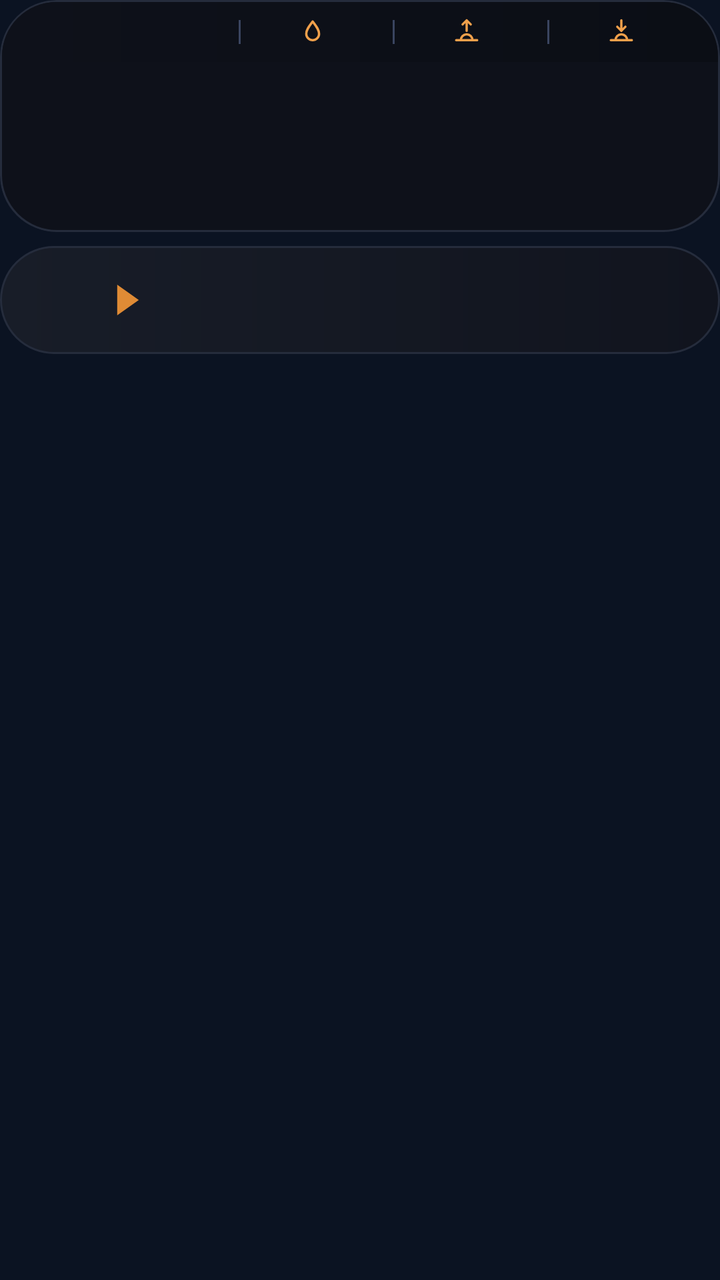
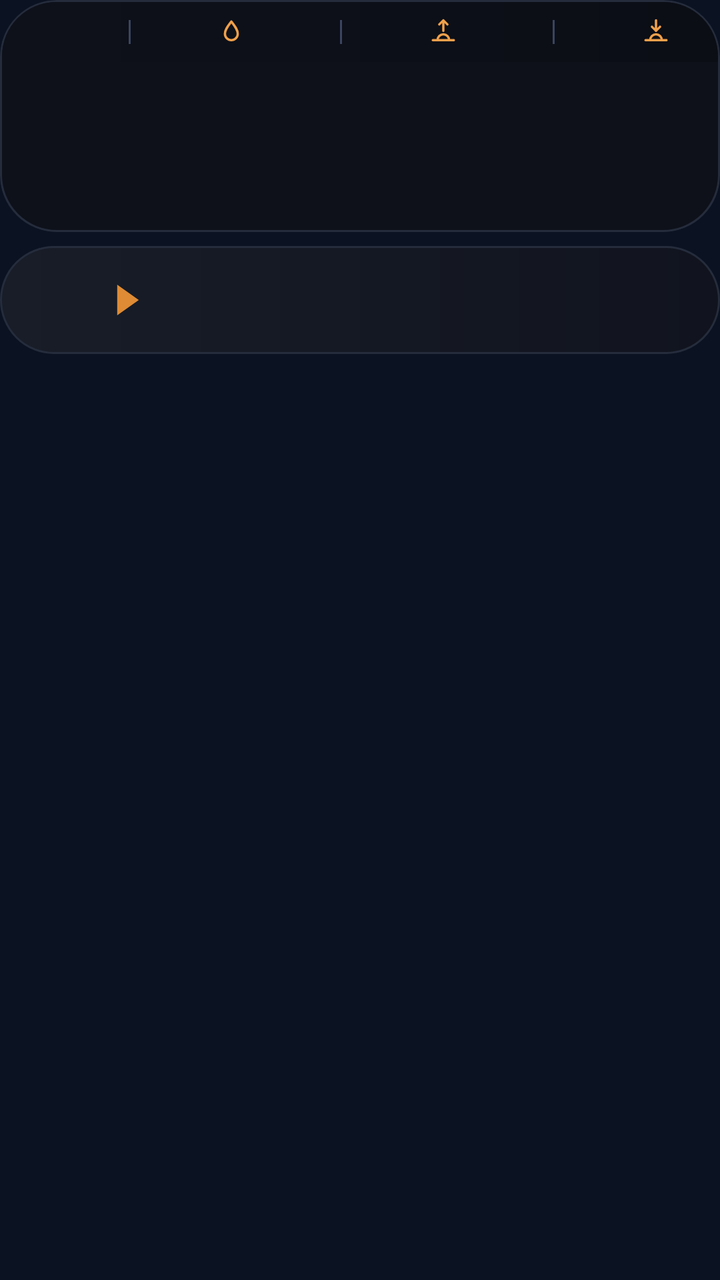

Compare the two renders of this Android layout. The source of the first and the diff that turns it into the second are given below.
<!-- AndroidManifest.xml: application theme AppTheme -->
<!-- res/layout/widget_k1.xml -->
<?xml version="1.0" encoding="utf-8"?>
<FrameLayout xmlns:android="http://schemas.android.com/apk/res/android"
    android:id="@+id/root"
    android:layout_width="match_parent"
    android:layout_height="match_parent"
    android:padding="0dp">

    <LinearLayout
        android:layout_width="match_parent"
        android:layout_height="wrap_content"
        android:orientation="vertical">
        <LinearLayout
            android:layout_width="match_parent"
            android:layout_height="wrap_content"
            android:background="@drawable/cur_clocks"
            android:clipToOutline="true"
            android:orientation="vertical"
            android:padding="1dp">
        <LinearLayout
            android:layout_width="match_parent"
            android:layout_height="30dp"
            android:orientation="horizontal"
            android:gravity="center"
            android:background="@drawable/cur_header_top"
            android:paddingStart="8dp"
            android:paddingEnd="8dp">
            <LinearLayout
                android:layout_width="0dp"
                android:layout_height="match_parent"
                android:layout_weight="1.45"
                android:gravity="center"
                android:orientation="horizontal">
                <ImageView
                    android:id="@+id/hdr_feels"
                    android:layout_width="wrap_content"
                    android:layout_height="18dp"
                    android:adjustViewBounds="true"
                    android:scaleType="fitCenter" />
            </LinearLayout>
            <ImageView
                android:id="@+id/sep0"
                android:layout_width="1dp"
                android:layout_height="12dp"
                android:src="@drawable/cur_sep"
                android:scaleType="fitXY" />
            <LinearLayout
                android:layout_width="0dp"
                android:layout_height="match_parent"
                android:layout_weight="1"
                android:gravity="center"
                android:orientation="horizontal">
                <ImageView
                    android:id="@+id/ic0"
                    android:layout_width="14dp"
                    android:layout_height="14dp"
                    android:src="@drawable/ic_drop"
                    android:scaleType="fitCenter" />
                <ImageView
                    android:id="@+id/hdr_hum"
                    android:layout_width="wrap_content"
                    android:layout_height="18dp"
                    android:adjustViewBounds="true"
                    android:layout_marginStart="4dp"
                    android:scaleType="fitCenter" />
            </LinearLayout>
            <ImageView
                android:id="@+id/sep1"
                android:layout_width="1dp"
                android:layout_height="12dp"
                android:src="@drawable/cur_sep"
                android:scaleType="fitXY" />
            <LinearLayout
                android:layout_width="0dp"
                android:layout_height="match_parent"
                android:layout_weight="1"
                android:gravity="center"
                android:orientation="horizontal">
                <ImageView
                    android:id="@+id/ic1"
                    android:layout_width="14dp"
                    android:layout_height="14dp"
                    android:src="@drawable/ic_sunrise"
                    android:scaleType="fitCenter" />
                <ImageView
                    android:id="@+id/hdr_rise"
                    android:layout_width="wrap_content"
                    android:layout_height="18dp"
                    android:adjustViewBounds="true"
                    android:layout_marginStart="4dp"
                    android:scaleType="fitCenter" />
            </LinearLayout>
            <ImageView
                android:id="@+id/sep2"
                android:layout_width="1dp"
                android:layout_height="12dp"
                android:src="@drawable/cur_sep"
                android:scaleType="fitXY" />
            <LinearLayout
                android:layout_width="0dp"
                android:layout_height="match_parent"
                android:layout_weight="1"
                android:gravity="center"
                android:orientation="horizontal">
                <ImageView
                    android:id="@+id/ic2"
                    android:layout_width="14dp"
                    android:layout_height="14dp"
                    android:src="@drawable/ic_sunset"
                    android:scaleType="fitCenter" />
                <ImageView
                    android:id="@+id/hdr_set"
                    android:layout_width="wrap_content"
                    android:layout_height="18dp"
                    android:adjustViewBounds="true"
                    android:layout_marginStart="4dp"
                    android:scaleType="fitCenter" />
            </LinearLayout>
        </LinearLayout>
        <LinearLayout
            android:layout_width="match_parent"
            android:layout_height="84dp"
            android:orientation="horizontal"
            android:padding="0dp">
            <FrameLayout
                android:layout_width="0dp"
                android:layout_height="match_parent"
                android:layout_weight="1">
                <LinearLayout
                    android:layout_width="match_parent"
                    android:layout_height="match_parent"
                    android:orientation="horizontal">
                    <ImageView
                        android:id="@+id/clk_bg_0a"
                        android:layout_width="28dp"
                        android:layout_height="match_parent"
                        android:scaleType="fitXY" />
                    <ImageView
                        android:id="@+id/clk_bg_0"
                        android:layout_width="0dp"
                        android:layout_height="match_parent"
                        android:layout_weight="1"
                        android:scaleType="fitXY" />
                </LinearLayout>
                <LinearLayout
                    android:layout_width="match_parent"
                    android:layout_height="match_parent"
                    android:orientation="vertical"
                    android:gravity="center"
                    android:paddingBottom="7dp"
                android:paddingStart="2dp"
                    android:paddingEnd="2dp">
                    <ImageView
                        android:id="@+id/clk_day_0"
                        android:layout_width="match_parent"
                        android:layout_height="16dp"
                        android:scaleType="fitCenter" />
                    <ImageView
                        android:id="@+id/clk_time_0"
                        android:layout_width="match_parent"
                        android:layout_height="30dp"
                        android:scaleType="fitCenter" />
                    <ImageView
                        android:id="@+id/clk_city_0"
                        android:layout_width="match_parent"
                        android:layout_height="17dp"
                        android:layout_marginTop="-3dp"
                        android:scaleType="fitCenter" />
                </LinearLayout>
            </FrameLayout>
            <FrameLayout
                android:layout_width="0dp"
                android:layout_height="match_parent"
                android:layout_weight="1">
                <ImageView
                    android:id="@+id/clk_bg_1"
                    android:layout_width="match_parent"
                    android:layout_height="match_parent"
                    android:scaleType="fitXY" />
                <LinearLayout
                    android:layout_width="match_parent"
                    android:layout_height="match_parent"
                    android:orientation="vertical"
                    android:gravity="center"
                    android:paddingBottom="7dp"
                android:paddingStart="2dp"
                    android:paddingEnd="2dp">
                    <ImageView
                        android:id="@+id/clk_day_1"
                        android:layout_width="match_parent"
                        android:layout_height="16dp"
                        android:scaleType="fitCenter" />
                    <ImageView
                        android:id="@+id/clk_time_1"
                        android:layout_width="match_parent"
                        android:layout_height="30dp"
                        android:scaleType="fitCenter" />
                    <ImageView
                        android:id="@+id/clk_city_1"
                        android:layout_width="match_parent"
                        android:layout_height="17dp"
                        android:layout_marginTop="-3dp"
                        android:scaleType="fitCenter" />
                </LinearLayout>
            </FrameLayout>
            <FrameLayout
                android:layout_width="0dp"
                android:layout_height="match_parent"
                android:layout_weight="1">
                <ImageView
                    android:id="@+id/clk_bg_2"
                    android:layout_width="match_parent"
                    android:layout_height="match_parent"
                    android:scaleType="fitXY" />
                <LinearLayout
                    android:layout_width="match_parent"
                    android:layout_height="match_parent"
                    android:orientation="vertical"
                    android:gravity="center"
                    android:paddingBottom="7dp"
                android:paddingStart="2dp"
                    android:paddingEnd="2dp">
                    <ImageView
                        android:id="@+id/clk_day_2"
                        android:layout_width="match_parent"
                        android:layout_height="16dp"
                        android:scaleType="fitCenter" />
                    <ImageView
                        android:id="@+id/clk_time_2"
                        android:layout_width="match_parent"
                        android:layout_height="30dp"
                        android:scaleType="fitCenter" />
                    <ImageView
                        android:id="@+id/clk_city_2"
                        android:layout_width="match_parent"
                        android:layout_height="17dp"
                        android:layout_marginTop="-3dp"
                        android:scaleType="fitCenter" />
                </LinearLayout>
            </FrameLayout>
            <FrameLayout
                android:layout_width="0dp"
                android:layout_height="match_parent"
                android:layout_weight="1">
                <LinearLayout
                    android:layout_width="match_parent"
                    android:layout_height="match_parent"
                    android:orientation="horizontal">
                    <ImageView
                        android:id="@+id/clk_bg_3"
                        android:layout_width="0dp"
                        android:layout_height="match_parent"
                        android:layout_weight="1"
                        android:scaleType="fitXY" />
                    <ImageView
                        android:id="@+id/clk_bg_3a"
                        android:layout_width="28dp"
                        android:layout_height="match_parent"
                        android:scaleType="fitXY" />
                </LinearLayout>
                <LinearLayout
                    android:layout_width="match_parent"
                    android:layout_height="match_parent"
                    android:orientation="vertical"
                    android:gravity="center"
                    android:paddingBottom="7dp"
                android:paddingStart="2dp"
                    android:paddingEnd="2dp">
                    <ImageView
                        android:id="@+id/clk_day_3"
                        android:layout_width="match_parent"
                        android:layout_height="16dp"
                        android:scaleType="fitCenter" />
                    <ImageView
                        android:id="@+id/clk_time_3"
                        android:layout_width="match_parent"
                        android:layout_height="30dp"
                        android:scaleType="fitCenter" />
                    <ImageView
                        android:id="@+id/clk_city_3"
                        android:layout_width="match_parent"
                        android:layout_height="17dp"
                        android:layout_marginTop="-3dp"
                        android:scaleType="fitCenter" />
                </LinearLayout>
            </FrameLayout>
        </LinearLayout>
        </LinearLayout>
        <LinearLayout
            android:layout_width="match_parent"
            android:layout_height="54dp"
            android:orientation="horizontal"
            android:gravity="center_vertical"
            android:layout_marginTop="7dp"
            android:background="@drawable/cur_row_light"
            android:paddingStart="14dp"
            android:paddingEnd="22dp">
            <LinearLayout
                android:layout_width="wrap_content"
                android:layout_height="wrap_content"
                android:orientation="horizontal"
                android:gravity="center_vertical">
                <ImageView
                    android:id="@+id/fl_a_0"
                    android:layout_width="30dp"
                    android:layout_height="30dp"
                    android:scaleType="fitCenter" />
                <ImageView
                    android:id="@+id/code_a_0"
                    android:layout_width="wrap_content"
                    android:layout_height="22dp"
                    android:adjustViewBounds="true"
                    android:layout_marginStart="6dp"
                    android:scaleType="fitStart" />
                <ImageView
                    android:id="@+id/arrow_0"
                    android:layout_width="12dp"
                    android:layout_height="16dp"
                    android:src="@drawable/cur_arrow"
                    android:layout_marginStart="8dp"
                    android:layout_marginEnd="10dp"
                    android:scaleType="fitCenter" />
                <ImageView
                    android:id="@+id/fl_b_0"
                    android:layout_width="30dp"
                    android:layout_height="30dp"
                    android:scaleType="fitCenter" />
                <ImageView
                    android:id="@+id/code_b_0"
                    android:layout_width="wrap_content"
                    android:layout_height="22dp"
                    android:adjustViewBounds="true"
                    android:layout_marginStart="6dp"
                    android:scaleType="fitStart" />
            </LinearLayout>
            <FrameLayout
                android:layout_width="0dp"
                android:layout_height="1dp"
                android:layout_weight="1" />
            <LinearLayout
                android:layout_width="116dp"
                android:layout_height="wrap_content"
                android:orientation="vertical"
                android:layout_marginStart="6dp">
                <LinearLayout
                    android:layout_width="match_parent"
                    android:layout_height="wrap_content"
                    android:orientation="horizontal"
                    android:gravity="center_vertical">
                    <ImageView
                        android:id="@+id/mkt_lbl_0"
                        android:layout_width="48dp"
                        android:layout_height="16dp"
                        android:scaleType="fitStart" />
                    <ImageView
                        android:id="@+id/mkt_val_0"
                        android:layout_width="0dp"
                        android:layout_height="16dp"
                        android:layout_weight="1"
                        android:scaleType="fitEnd" />
                </LinearLayout>
                <LinearLayout
                    android:layout_width="match_parent"
                    android:layout_height="wrap_content"
                    android:orientation="horizontal"
                    android:gravity="center_vertical"
                    android:layout_marginTop="1dp">
                    <ImageView
                        android:id="@+id/visa_logo_0"
                        android:layout_width="48dp"
                        android:layout_height="16dp"
                        android:scaleType="fitStart" />
                    <ImageView
                        android:id="@+id/visa_val_0"
                        android:layout_width="0dp"
                        android:layout_height="16dp"
                        android:layout_weight="1"
                        android:scaleType="fitEnd" />
                </LinearLayout>
            </LinearLayout>
        </LinearLayout>
    </LinearLayout>
</FrameLayout>
<!-- resources referenced by this layout -->
<resources>
  <!-- drawable cur_arrow (drawable) -->
  <?xml version="1.0" encoding="utf-8"?>
  <vector xmlns:android="http://schemas.android.com/apk/res/android" android:width="20dp" android:height="26dp" android:viewportWidth="20" android:viewportHeight="26">
      <path android:fillColor="#FFDF8B35" android:pathData="M1,0L1,26L19,13Z" />
  </vector>
  <!-- drawable cur_clocks (drawable) -->
  <?xml version="1.0" encoding="utf-8"?>
  <shape xmlns:android="http://schemas.android.com/apk/res/android" android:shape="rectangle">
      <gradient android:angle="0" android:startColor="#FF0E111A" android:endColor="#FF0E111A" />
      <stroke android:width="1dp" android:color="#FF252C3C" />
      <corners android:radius="@dimen/widget_radius" />
  </shape>
  <!-- drawable cur_header_top (drawable) -->
  <?xml version="1.0" encoding="utf-8"?>
  <shape xmlns:android="http://schemas.android.com/apk/res/android" android:shape="rectangle">
      <gradient android:angle="0" android:startColor="#FF0E111A" android:endColor="#FF0B0E15" />
      <corners android:topLeftRadius="@dimen/widget_radius_inner" android:topRightRadius="@dimen/widget_radius_inner" />
  </shape>
  <!-- drawable cur_row_light (drawable) -->
  <?xml version="1.0" encoding="utf-8"?>
  <shape xmlns:android="http://schemas.android.com/apk/res/android" android:shape="rectangle">
      <gradient android:angle="0" android:startColor="#FF181D28" android:endColor="#FF11141E" />
      <stroke android:width="1dp" android:color="#FF252C3C" />
      <corners android:radius="@dimen/widget_radius" />
  </shape>
  <!-- drawable cur_sep (drawable) -->
  <?xml version="1.0" encoding="utf-8"?>
  <shape xmlns:android="http://schemas.android.com/apk/res/android" android:shape="rectangle"><solid android:color="#FF3A4560" /></shape>
  <!-- drawable ic_drop (drawable) -->
  <?xml version="1.0" encoding="utf-8"?>
  <vector xmlns:android="http://schemas.android.com/apk/res/android" android:width="24dp" android:height="24dp" android:viewportWidth="24" android:viewportHeight="24">
      <path android:strokeColor="#FFF0A04B" android:strokeWidth="2" android:strokeLineJoin="round" android:fillColor="#00000000"
          android:pathData="M12,3C15,7 17.5,10 17.5,13.5A5.5,5.5 0,0 1,6.5 13.5C6.5,10 9,7 12,3Z" />
  </vector>
  <!-- drawable ic_sunrise (drawable) -->
  <?xml version="1.0" encoding="utf-8"?>
  <vector xmlns:android="http://schemas.android.com/apk/res/android" android:width="24dp" android:height="24dp" android:viewportWidth="24" android:viewportHeight="24">
      <path android:strokeColor="#FFF0A04B" android:strokeWidth="2" android:strokeLineCap="round" android:strokeLineJoin="round" android:fillColor="#00000000"
          android:pathData="M3,19L21,19M7,19A5,5 0,0 1,17 19M12,2L12,11M8.5,5.5L12,2L15.5,5.5" />
  </vector>
  <!-- drawable ic_sunset (drawable) -->
  <?xml version="1.0" encoding="utf-8"?>
  <vector xmlns:android="http://schemas.android.com/apk/res/android" android:width="24dp" android:height="24dp" android:viewportWidth="24" android:viewportHeight="24">
      <path android:strokeColor="#FFF0A04B" android:strokeWidth="2" android:strokeLineCap="round" android:strokeLineJoin="round" android:fillColor="#00000000"
          android:pathData="M3,19L21,19M7,19A5,5 0,0 1,17 19M12,2L12,11M8.5,7.5L12,11L15.5,7.5" />
  </vector>
  <style name="AppTheme" parent="@android:style/Theme.DeviceDefault.NoActionBar">
          <item name="android:colorAccent">#DF8B35</item>
          <item name="android:colorControlActivated">#DF8B35</item>
          <item name="android:windowBackground">#0B1322</item>
          <item name="android:statusBarColor">#0E111A</item>
          <item name="android:navigationBarColor">#0B1322</item>
          <item name="android:textColorHint">#718096</item>
      </style>
  <dimen name="widget_radius">28dp</dimen>
  <dimen name="widget_radius_inner">27dp</dimen>
</resources>

<!-- the commit's change to res/layout/widget_k1.xml (unified diff, before → after) -->
@@ -22,99 +22,95 @@
             android:orientation="horizontal"
             android:gravity="center"
             android:background="@drawable/cur_header_top"
-            android:paddingStart="8dp"
-            android:paddingEnd="8dp">
-            <LinearLayout
-                android:layout_width="0dp"
-                android:layout_height="match_parent"
-                android:layout_weight="1.45"
-                android:gravity="center"
-                android:orientation="horizontal">
-                <ImageView
-                    android:id="@+id/hdr_feels"
-                    android:layout_width="wrap_content"
-                    android:layout_height="18dp"
-                    android:adjustViewBounds="true"
-                    android:scaleType="fitCenter" />
-            </LinearLayout>
+            android:paddingStart="20dp"
+            android:paddingEnd="20dp">
+            <ImageView
+                android:id="@+id/hdr_feels"
+                android:layout_width="wrap_content"
+                android:layout_height="18dp"
+                android:adjustViewBounds="true"
+                android:scaleType="fitCenter" />
+            <FrameLayout
+                android:layout_width="0dp"
+                android:layout_height="1dp"
+                android:layout_weight="1" />
             <ImageView
                 android:id="@+id/sep0"
                 android:layout_width="1dp"
                 android:layout_height="12dp"
                 android:src="@drawable/cur_sep"
                 android:scaleType="fitXY" />
-            <LinearLayout
-                android:layout_width="0dp"
-                android:layout_height="match_parent"
-                android:layout_weight="1"
-                android:gravity="center"
-                android:orientation="horizontal">
-                <ImageView
-                    android:id="@+id/ic0"
-                    android:layout_width="14dp"
-                    android:layout_height="14dp"
-                    android:src="@drawable/ic_drop"
-                    android:scaleType="fitCenter" />
-                <ImageView
-                    android:id="@+id/hdr_hum"
-                    android:layout_width="wrap_content"
-                    android:layout_height="18dp"
-                    android:adjustViewBounds="true"
-                    android:layout_marginStart="4dp"
-                    android:scaleType="fitCenter" />
-            </LinearLayout>
+            <FrameLayout
+                android:layout_width="0dp"
+                android:layout_height="1dp"
+                android:layout_weight="1" />
+            <ImageView
+                android:id="@+id/ic0"
+                android:layout_width="14dp"
+                android:layout_height="14dp"
+                android:src="@drawable/ic_drop"
+                android:scaleType="fitCenter" />
+            <ImageView
+                android:id="@+id/hdr_hum"
+                android:layout_width="wrap_content"
+                android:layout_height="18dp"
+                android:adjustViewBounds="true"
+                android:layout_marginStart="4dp"
+                android:scaleType="fitCenter" />
+            <FrameLayout
+                android:layout_width="0dp"
+                android:layout_height="1dp"
+                android:layout_weight="1" />
             <ImageView
                 android:id="@+id/sep1"
                 android:layout_width="1dp"
                 android:layout_height="12dp"
                 android:src="@drawable/cur_sep"
                 android:scaleType="fitXY" />
-            <LinearLayout
-                android:layout_width="0dp"
-                android:layout_height="match_parent"
-                android:layout_weight="1"
-                android:gravity="center"
-                android:orientation="horizontal">
-                <ImageView
-                    android:id="@+id/ic1"
-                    android:layout_width="14dp"
-                    android:layout_height="14dp"
-                    android:src="@drawable/ic_sunrise"
-                    android:scaleType="fitCenter" />
-                <ImageView
-                    android:id="@+id/hdr_rise"
-                    android:layout_width="wrap_content"
-                    android:layout_height="18dp"
-                    android:adjustViewBounds="true"
-                    android:layout_marginStart="4dp"
-                    android:scaleType="fitCenter" />
-            </LinearLayout>
+            <FrameLayout
+                android:layout_width="0dp"
+                android:layout_height="1dp"
+                android:layout_weight="1" />
+            <ImageView
+                android:id="@+id/ic1"
+                android:layout_width="14dp"
+                android:layout_height="14dp"
+                android:src="@drawable/ic_sunrise"
+                android:scaleType="fitCenter" />
+            <ImageView
+                android:id="@+id/hdr_rise"
+                android:layout_width="wrap_content"
+                android:layout_height="18dp"
+                android:adjustViewBounds="true"
+                android:layout_marginStart="4dp"
+                android:scaleType="fitCenter" />
+            <FrameLayout
+                android:layout_width="0dp"
+                android:layout_height="1dp"
+                android:layout_weight="1" />
             <ImageView
                 android:id="@+id/sep2"
                 android:layout_width="1dp"
                 android:layout_height="12dp"
                 android:src="@drawable/cur_sep"
                 android:scaleType="fitXY" />
-            <LinearLayout
-                android:layout_width="0dp"
-                android:layout_height="match_parent"
-                android:layout_weight="1"
-                android:gravity="center"
-                android:orientation="horizontal">
-                <ImageView
-                    android:id="@+id/ic2"
-                    android:layout_width="14dp"
-                    android:layout_height="14dp"
-                    android:src="@drawable/ic_sunset"
-                    android:scaleType="fitCenter" />
-                <ImageView
-                    android:id="@+id/hdr_set"
-                    android:layout_width="wrap_content"
-                    android:layout_height="18dp"
-                    android:adjustViewBounds="true"
-                    android:layout_marginStart="4dp"
-                    android:scaleType="fitCenter" />
-            </LinearLayout>
+            <FrameLayout
+                android:layout_width="0dp"
+                android:layout_height="1dp"
+                android:layout_weight="1" />
+            <ImageView
+                android:id="@+id/ic2"
+                android:layout_width="14dp"
+                android:layout_height="14dp"
+                android:src="@drawable/ic_sunset"
+                android:scaleType="fitCenter" />
+            <ImageView
+                android:id="@+id/hdr_set"
+                android:layout_width="wrap_content"
+                android:layout_height="18dp"
+                android:adjustViewBounds="true"
+                android:layout_marginStart="4dp"
+                android:scaleType="fitCenter" />
         </LinearLayout>
         <LinearLayout
             android:layout_width="match_parent"
@@ -146,7 +142,7 @@
                     android:layout_height="match_parent"
                     android:orientation="vertical"
                     android:gravity="center"
-                    android:paddingBottom="7dp"
+                    android:paddingBottom="5dp"
                 android:paddingStart="2dp"
                     android:paddingEnd="2dp">
                     <ImageView
@@ -162,7 +158,7 @@
                     <ImageView
                         android:id="@+id/clk_city_0"
                         android:layout_width="match_parent"
-                        android:layout_height="17dp"
+                        android:layout_height="16dp"
                         android:layout_marginTop="-3dp"
                         android:scaleType="fitCenter" />
                 </LinearLayout>
@@ -181,7 +177,7 @@
                     android:layout_height="match_parent"
                     android:orientation="vertical"
                     android:gravity="center"
-                    android:paddingBottom="7dp"
+                    android:paddingBottom="5dp"
                 android:paddingStart="2dp"
                     android:paddingEnd="2dp">
                     <ImageView
@@ -197,7 +193,7 @@
                     <ImageView
                         android:id="@+id/clk_city_1"
                         android:layout_width="match_parent"
-                        android:layout_height="17dp"
+                        android:layout_height="16dp"
                         android:layout_marginTop="-3dp"
                         android:scaleType="fitCenter" />
                 </LinearLayout>
@@ -216,7 +212,7 @@
                     android:layout_height="match_parent"
                     android:orientation="vertical"
                     android:gravity="center"
-                    android:paddingBottom="7dp"
+                    android:paddingBottom="5dp"
                 android:paddingStart="2dp"
                     android:paddingEnd="2dp">
                     <ImageView
@@ -232,7 +228,7 @@
                     <ImageView
                         android:id="@+id/clk_city_2"
                         android:layout_width="match_parent"
-                        android:layout_height="17dp"
+                        android:layout_height="16dp"
                         android:layout_marginTop="-3dp"
                         android:scaleType="fitCenter" />
                 </LinearLayout>
@@ -262,7 +258,7 @@
                     android:layout_height="match_parent"
                     android:orientation="vertical"
                     android:gravity="center"
-                    android:paddingBottom="7dp"
+                    android:paddingBottom="5dp"
                 android:paddingStart="2dp"
                     android:paddingEnd="2dp">
                     <ImageView
@@ -278,7 +274,7 @@
                     <ImageView
                         android:id="@+id/clk_city_3"
                         android:layout_width="match_parent"
-                        android:layout_height="17dp"
+                        android:layout_height="16dp"
                         android:layout_marginTop="-3dp"
                         android:scaleType="fitCenter" />
                 </LinearLayout>
@@ -347,34 +343,35 @@
                     android:orientation="horizontal"
                     android:gravity="center_vertical">
                     <ImageView
+                        android:id="@+id/mkt_val_0"
+                        android:layout_width="0dp"
+                        android:layout_height="15dp"
+                        android:layout_weight="1"
+                        android:scaleType="fitEnd" />
+                    <ImageView
                         android:id="@+id/mkt_lbl_0"
                         android:layout_width="48dp"
-                        android:layout_height="16dp"
+                        android:layout_height="15dp"
+                        android:layout_marginStart="8dp"
                         android:scaleType="fitStart" />
-                    <ImageView
-                        android:id="@+id/mkt_val_0"
+                </LinearLayout>
+                <LinearLayout
+                    android:layout_width="match_parent"
+                    android:layout_height="wrap_content"
+                    android:orientation="horizontal"
+                    android:gravity="center_vertical">
+                    <ImageView
+                        android:id="@+id/visa_val_0"
                         android:layout_width="0dp"
-                        android:layout_height="16dp"
+                        android:layout_height="17dp"
                         android:layout_weight="1"
                         android:scaleType="fitEnd" />
-                </LinearLayout>
-                <LinearLayout
-                    android:layout_width="match_parent"
-                    android:layout_height="wrap_content"
-                    android:orientation="horizontal"
-                    android:gravity="center_vertical"
-                    android:layout_marginTop="1dp">
                     <ImageView
                         android:id="@+id/visa_logo_0"
                         android:layout_width="48dp"
-                        android:layout_height="16dp"
+                        android:layout_height="17dp"
+                        android:layout_marginStart="8dp"
                         android:scaleType="fitStart" />
-                    <ImageView
-                        android:id="@+id/visa_val_0"
-                        android:layout_width="0dp"
-                        android:layout_height="16dp"
-                        android:layout_weight="1"
-                        android:scaleType="fitEnd" />
                 </LinearLayout>
             </LinearLayout>
         </LinearLayout>
